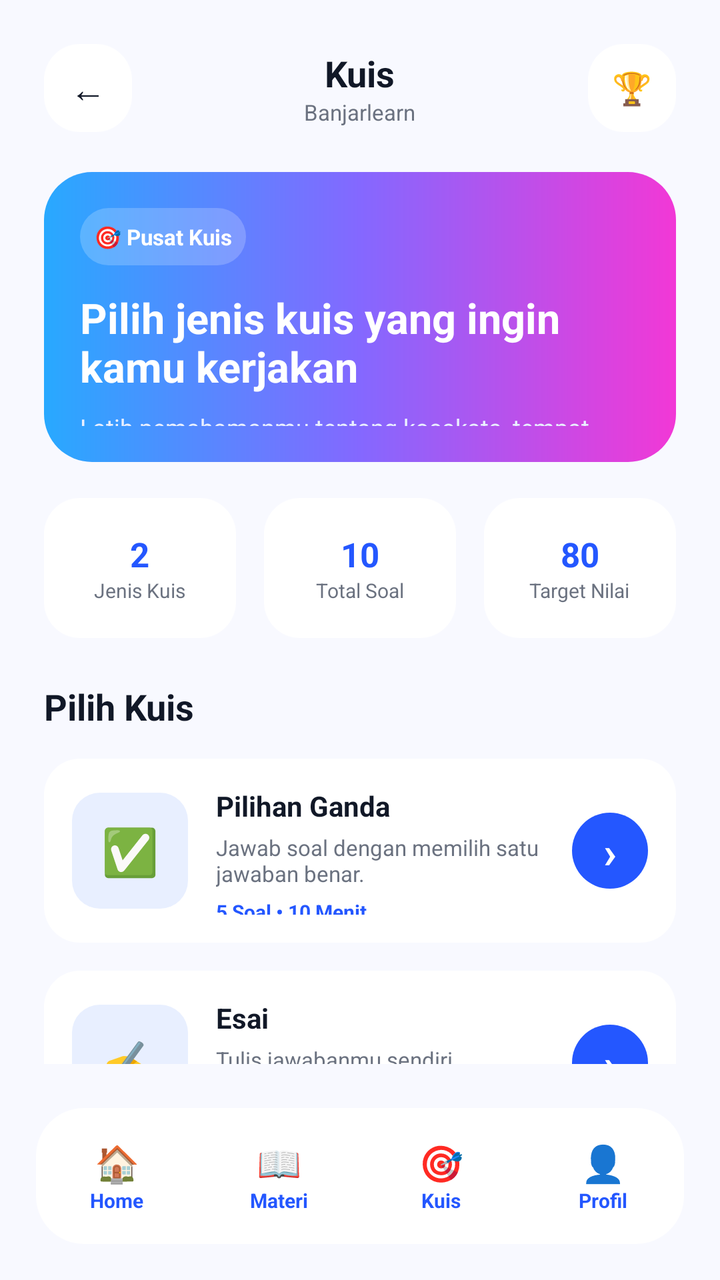
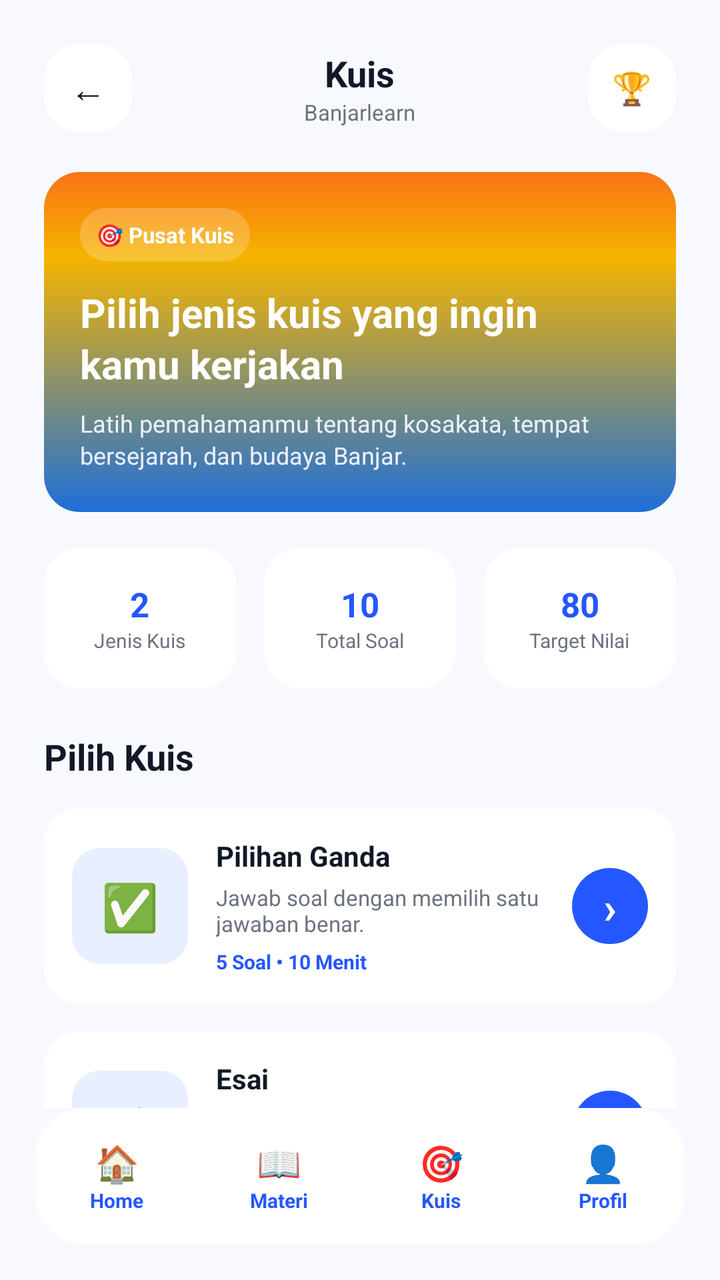

An Android layout rendered at two revisions. The XML below is the earlier revision; the diff shows what the commit changed to produce the second picture.
<!-- AndroidManifest.xml: application theme Theme.Banjarlearn -->
<!-- res/layout/activity_kuis.xml -->
<?xml version="1.0" encoding="utf-8"?>
<FrameLayout xmlns:android="http://schemas.android.com/apk/res/android"
    android:layout_width="match_parent"
    android:layout_height="match_parent"
    android:background="#F8F9FF">

    
    <ScrollView
        android:id="@+id/pageKuis"
        android:layout_width="match_parent"
        android:layout_height="match_parent"
        android:layout_marginBottom="86dp"
        android:padding="22dp"
        android:scrollbars="none">

        <LinearLayout
            android:layout_width="match_parent"
            android:layout_height="wrap_content"
            android:orientation="vertical">

            <LinearLayout
                android:layout_width="match_parent"
                android:layout_height="44dp"
                android:gravity="center_vertical"
                android:orientation="horizontal">

                <TextView
                    android:layout_width="44dp"
                    android:layout_height="44dp"
                    android:background="@drawable/bg_white_round"
                    android:gravity="center"
                    android:text="←"
                    android:textColor="#111827"
                    android:textSize="18sp" />

                <LinearLayout
                    android:layout_width="0dp"
                    android:layout_height="wrap_content"
                    android:layout_weight="1"
                    android:gravity="center"
                    android:orientation="vertical">

                    <TextView
                        android:layout_width="wrap_content"
                        android:layout_height="wrap_content"
                        android:text="Kuis"
                        android:textColor="#111827"
                        android:textSize="18sp"
                        android:textStyle="bold" />

                    <TextView
                        android:layout_width="wrap_content"
                        android:layout_height="wrap_content"
                        android:text="Banjarlearn"
                        android:textColor="#6B7280"
                        android:textSize="11sp" />
                </LinearLayout>

                <TextView
                    android:layout_width="44dp"
                    android:layout_height="44dp"
                    android:background="@drawable/bg_white_round"
                    android:gravity="center"
                    android:text="🏆"
                    android:textSize="16sp" />
            </LinearLayout>

            <LinearLayout
                android:layout_width="match_parent"
                android:layout_height="145dp"
                android:layout_marginTop="20dp"
                android:background="@drawable/bg_gradient_card"
                android:orientation="vertical"
                android:padding="18dp">

                <TextView
                    android:layout_width="wrap_content"
                    android:layout_height="wrap_content"
                    android:background="@drawable/bg_chip_transparent"
                    android:padding="7dp"
                    android:text="🎯 Pusat Kuis"
                    android:textColor="#FFFFFF"
                    android:textSize="11sp"
                    android:textStyle="bold" />

                <TextView
                    android:layout_width="280dp"
                    android:layout_height="wrap_content"
                    android:layout_marginTop="12dp"
                    android:text="Pilih jenis kuis yang ingin kamu kerjakan"
                    android:textColor="#FFFFFF"
                    android:textSize="21sp"
                    android:textStyle="bold" />

                <TextView
                    android:layout_width="280dp"
                    android:layout_height="wrap_content"
                    android:layout_marginTop="8dp"
                    android:text="Latih pemahamanmu tentang kosakata, tempat bersejarah, dan budaya Banjar."
                    android:textColor="#EAF0FF"
                    android:textSize="12sp" />
            </LinearLayout>

            <LinearLayout
                android:layout_width="match_parent"
                android:layout_height="70dp"
                android:layout_marginTop="18dp"
                android:orientation="horizontal"
                android:weightSum="3">

                <LinearLayout
                    android:layout_width="0dp"
                    android:layout_height="match_parent"
                    android:layout_marginEnd="7dp"
                    android:layout_weight="1"
                    android:background="@drawable/bg_white_round"
                    android:gravity="center"
                    android:orientation="vertical">

                    <TextView
                        android:layout_width="wrap_content"
                        android:layout_height="wrap_content"
                        android:text="2"
                        android:textColor="#2457FF"
                        android:textSize="17sp"
                        android:textStyle="bold" />

                    <TextView
                        android:layout_width="wrap_content"
                        android:layout_height="wrap_content"
                        android:text="Jenis Kuis"
                        android:textColor="#6B7280"
                        android:textSize="10sp" />
                </LinearLayout>

                <LinearLayout
                    android:layout_width="0dp"
                    android:layout_height="match_parent"
                    android:layout_marginStart="7dp"
                    android:layout_marginEnd="7dp"
                    android:layout_weight="1"
                    android:background="@drawable/bg_white_round"
                    android:gravity="center"
                    android:orientation="vertical">

                    <TextView
                        android:layout_width="wrap_content"
                        android:layout_height="wrap_content"
                        android:text="10"
                        android:textColor="#2457FF"
                        android:textSize="17sp"
                        android:textStyle="bold" />

                    <TextView
                        android:layout_width="wrap_content"
                        android:layout_height="wrap_content"
                        android:text="Total Soal"
                        android:textColor="#6B7280"
                        android:textSize="10sp" />
                </LinearLayout>

                <LinearLayout
                    android:layout_width="0dp"
                    android:layout_height="match_parent"
                    android:layout_marginStart="7dp"
                    android:layout_weight="1"
                    android:background="@drawable/bg_white_round"
                    android:gravity="center"
                    android:orientation="vertical">

                    <TextView
                        android:layout_width="wrap_content"
                        android:layout_height="wrap_content"
                        android:text="80"
                        android:textColor="#2457FF"
                        android:textSize="17sp"
                        android:textStyle="bold" />

                    <TextView
                        android:layout_width="wrap_content"
                        android:layout_height="wrap_content"
                        android:text="Target Nilai"
                        android:textColor="#6B7280"
                        android:textSize="10sp" />
                </LinearLayout>
            </LinearLayout>

            <TextView
                android:layout_width="match_parent"
                android:layout_height="wrap_content"
                android:layout_marginTop="22dp"
                android:text="Pilih Kuis"
                android:textColor="#111827"
                android:textSize="18sp"
                android:textStyle="bold" />

            <LinearLayout
                android:layout_width="match_parent"
                android:layout_height="92dp"
                android:layout_marginTop="14dp"
                android:background="@drawable/bg_white_round"
                android:gravity="center_vertical"
                android:orientation="horizontal"
                android:padding="14dp">

                <TextView
                    android:layout_width="58dp"
                    android:layout_height="58dp"
                    android:background="@drawable/bg_light_blue_round"
                    android:gravity="center"
                    android:text="✅"
                    android:textSize="23sp" />

                <LinearLayout
                    android:layout_width="0dp"
                    android:layout_height="wrap_content"
                    android:layout_marginStart="14dp"
                    android:layout_weight="1"
                    android:orientation="vertical">

                    <TextView
                        android:layout_width="wrap_content"
                        android:layout_height="wrap_content"
                        android:text="Pilihan Ganda"
                        android:textColor="#111827"
                        android:textSize="14sp"
                        android:textStyle="bold" />

                    <TextView
                        android:layout_width="wrap_content"
                        android:layout_height="wrap_content"
                        android:layout_marginTop="4dp"
                        android:text="Jawab soal dengan memilih satu jawaban benar."
                        android:textColor="#6B7280"
                        android:textSize="11sp" />

                    <TextView
                        android:layout_width="wrap_content"
                        android:layout_height="wrap_content"
                        android:layout_marginTop="5dp"
                        android:text="5 Soal • 10 Menit"
                        android:textColor="#2457FF"
                        android:textSize="10sp"
                        android:textStyle="bold" />
                </LinearLayout>

                <TextView
                    android:layout_width="38dp"
                    android:layout_height="38dp"
                    android:background="@drawable/bg_blue_chip"
                    android:gravity="center"
                    android:text="›"
                    android:textColor="#FFFFFF"
                    android:textSize="22sp"
                    android:textStyle="bold" />
            </LinearLayout>

            <LinearLayout
                android:layout_width="match_parent"
                android:layout_height="92dp"
                android:layout_marginTop="14dp"
                android:background="@drawable/bg_white_round"
                android:gravity="center_vertical"
                android:orientation="horizontal"
                android:padding="14dp">

                <TextView
                    android:layout_width="58dp"
                    android:layout_height="58dp"
                    android:background="@drawable/bg_light_blue_round"
                    android:gravity="center"
                    android:text="✍️"
                    android:textSize="23sp" />

                <LinearLayout
                    android:layout_width="0dp"
                    android:layout_height="wrap_content"
                    android:layout_marginStart="14dp"
                    android:layout_weight="1"
                    android:orientation="vertical">

                    <TextView
                        android:layout_width="wrap_content"
                        android:layout_height="wrap_content"
                        android:text="Esai"
                        android:textColor="#111827"
                        android:textSize="14sp"
                        android:textStyle="bold" />

                    <TextView
                        android:layout_width="wrap_content"
                        android:layout_height="wrap_content"
                        android:layout_marginTop="4dp"
                        android:text="Tulis jawabanmu sendiri berdasarkan materi."
                        android:textColor="#6B7280"
                        android:textSize="11sp" />

                    <TextView
                        android:layout_width="wrap_content"
                        android:layout_height="wrap_content"
                        android:layout_marginTop="5dp"
                        android:text="5 Soal • 15 Menit"
                        android:textColor="#2457FF"
                        android:textSize="10sp"
                        android:textStyle="bold" />
                </LinearLayout>

                <TextView
                    android:layout_width="38dp"
                    android:layout_height="38dp"
                    android:background="@drawable/bg_blue_chip"
                    android:gravity="center"
                    android:text="›"
                    android:textColor="#FFFFFF"
                    android:textSize="22sp"
                    android:textStyle="bold" />
            </LinearLayout>

            <LinearLayout
                android:layout_width="match_parent"
                android:layout_height="92dp"
                android:layout_marginTop="14dp"
                android:background="@drawable/bg_white_round"
                android:gravity="center_vertical"
                android:orientation="horizontal"
                android:padding="14dp">

                <TextView
                    android:layout_width="58dp"
                    android:layout_height="58dp"
                    android:background="@drawable/bg_light_blue_round"
                    android:gravity="center"
                    android:text="🧩"
                    android:textSize="23sp" />

                <LinearLayout
                    android:layout_width="0dp"
                    android:layout_height="wrap_content"
                    android:layout_marginStart="14dp"
                    android:layout_weight="1"
                    android:orientation="vertical">

                    <TextView
                        android:layout_width="wrap_content"
                        android:layout_height="wrap_content"
                        android:text="Campuran"
                        android:textColor="#111827"
                        android:textSize="14sp"
                        android:textStyle="bold" />

                    <TextView
                        android:layout_width="wrap_content"
                        android:layout_height="wrap_content"
                        android:layout_marginTop="4dp"
                        android:text="Gabungan pilihan ganda dan esai."
                        android:textColor="#6B7280"
                        android:textSize="11sp" />

                    <TextView
                        android:layout_width="wrap_content"
                        android:layout_height="wrap_content"
                        android:layout_marginTop="5dp"
                        android:text="10 Soal • 20 Menit"
                        android:textColor="#2457FF"
                        android:textSize="10sp"
                        android:textStyle="bold" />
                </LinearLayout>

                <TextView
                    android:layout_width="38dp"
                    android:layout_height="38dp"
                    android:background="@drawable/bg_blue_chip"
                    android:gravity="center"
                    android:text="›"
                    android:textColor="#FFFFFF"
                    android:textSize="22sp"
                    android:textStyle="bold" />
            </LinearLayout>

            <TextView
                android:layout_width="match_parent"
                android:layout_height="wrap_content"
                android:layout_marginTop="22dp"
                android:text="Riwayat Kuis"
                android:textColor="#111827"
                android:textSize="18sp"
                android:textStyle="bold" />

            <LinearLayout
                android:layout_width="match_parent"
                android:layout_height="74dp"
                android:layout_marginTop="12dp"
                android:background="@drawable/bg_white_round"
                android:gravity="center_vertical"
                android:orientation="horizontal"
                android:padding="15dp">

                <LinearLayout
                    android:layout_width="0dp"
                    android:layout_height="wrap_content"
                    android:layout_weight="1"
                    android:orientation="vertical">

                    <TextView
                        android:layout_width="wrap_content"
                        android:layout_height="wrap_content"
                        android:text="Kosakata Bahasa Banjar"
                        android:textColor="#111827"
                        android:textSize="14sp"
                        android:textStyle="bold" />

                    <TextView
                        android:layout_width="wrap_content"
                        android:layout_height="wrap_content"
                        android:layout_marginTop="4dp"
                        android:text="Terakhir dikerjakan • Nilai cukup baik"
                        android:textColor="#6B7280"
                        android:textSize="11sp" />
                </LinearLayout>

                <TextView
                    android:layout_width="42dp"
                    android:layout_height="42dp"
                    android:background="@drawable/bg_light_blue_round"
                    android:gravity="center"
                    android:text="75"
                    android:textColor="#2457FF"
                    android:textStyle="bold" />
            </LinearLayout>
        </LinearLayout>
    </ScrollView>

    
    <LinearLayout
        android:layout_width="match_parent"
        android:layout_height="68dp"
        android:layout_gravity="bottom"
        android:layout_marginStart="18dp"
        android:layout_marginEnd="18dp"
        android:layout_marginBottom="18dp"
        android:background="@drawable/bg_bottom_nav"
        android:gravity="center"
        android:orientation="horizontal"
        android:weightSum="4">

        <LinearLayout
            android:id="@+id/navHome"
            android:layout_width="0dp"
            android:layout_height="match_parent"
            android:layout_weight="1"
            android:gravity="center"
            android:orientation="vertical">

            <TextView
                android:layout_width="wrap_content"
                android:layout_height="wrap_content"
                android:text="🏠"
                android:textSize="18sp" />

            <TextView
                android:layout_width="wrap_content"
                android:layout_height="wrap_content"
                android:text="Home"
                android:textColor="#2457FF"
                android:textSize="10sp"
                android:textStyle="bold" />
        </LinearLayout>

        <LinearLayout
            android:id="@+id/navMateri"
            android:layout_width="0dp"
            android:layout_height="match_parent"
            android:layout_weight="1"
            android:gravity="center"
            android:orientation="vertical">

            <TextView
                android:layout_width="wrap_content"
                android:layout_height="wrap_content"
                android:text="📖"
                android:textSize="18sp" />

            <TextView
                android:layout_width="wrap_content"
                android:layout_height="wrap_content"
                android:text="Materi"
                android:textColor="#2457FF"
                android:textSize="10sp"
                android:textStyle="bold" />
        </LinearLayout>

        <LinearLayout
            android:id="@+id/navKuis"
            android:layout_width="0dp"
            android:layout_height="match_parent"
            android:layout_weight="1"
            android:gravity="center"
            android:orientation="vertical">

            <TextView
                android:layout_width="wrap_content"
                android:layout_height="wrap_content"
                android:text="🎯"
                android:textSize="18sp" />

            <TextView
                android:layout_width="wrap_content"
                android:layout_height="wrap_content"
                android:text="Kuis"
                android:textColor="#2457FF"
                android:textSize="10sp"
                android:textStyle="bold" />
        </LinearLayout>

        <LinearLayout
            android:id="@+id/navProfil"
            android:layout_width="0dp"
            android:layout_height="match_parent"
            android:layout_weight="1"
            android:gravity="center"
            android:orientation="vertical">

            <TextView
                android:layout_width="wrap_content"
                android:layout_height="wrap_content"
                android:text="👤"
                android:textSize="18sp" />

            <TextView
                android:layout_width="wrap_content"
                android:layout_height="wrap_content"
                android:text="Profil"
                android:textColor="#2457FF"
                android:textSize="10sp"
                android:textStyle="bold" />
        </LinearLayout>
    </LinearLayout>

</FrameLayout>
<!-- resources referenced by this layout -->
<resources>
  <!-- drawable bg_blue_chip (drawable) -->
  <shape xmlns:android="http://schemas.android.com/apk/res/android">
      <solid android:color="#2457FF" />
      <corners android:radius="100dp" />
  </shape>
  <!-- drawable bg_bottom_nav (drawable) -->
  <shape xmlns:android="http://schemas.android.com/apk/res/android">
      <solid android:color="#FFFFFF" />
      <corners android:radius="24dp" />
  </shape>
  <!-- drawable bg_chip_transparent (drawable) -->
  <shape xmlns:android="http://schemas.android.com/apk/res/android">
      <solid android:color="#33FFFFFF" />
      <corners android:radius="100dp" />
  </shape>
  <!-- drawable bg_gradient_card (drawable) -->
  <shape xmlns:android="http://schemas.android.com/apk/res/android">
      <gradient
          android:startColor="#28A9FF"
          android:centerColor="#8468FF"
          android:endColor="#F238D6"
          android:angle="0" />
      <corners android:radius="24dp" />
  </shape>
  <!-- drawable bg_light_blue_round (drawable) -->
  <shape xmlns:android="http://schemas.android.com/apk/res/android">
      <solid android:color="#E8EFFF" />
      <corners android:radius="14dp" />
  </shape>
  <!-- drawable bg_white_round (drawable) -->
  <shape xmlns:android="http://schemas.android.com/apk/res/android">
      <solid android:color="#FFFFFF" />
      <corners android:radius="18dp" />
  </shape>
  <style name="Theme.Banjarlearn" parent="Base.Theme.Banjarlearn" />
  <style name="Base.Theme.Banjarlearn" parent="Theme.Material3.DayNight.NoActionBar">
          
          
      </style>
</resources>

<!-- the commit's change to res/layout/activity_kuis.xml (unified diff, before → after) -->
@@ -10,13 +10,19 @@
         android:layout_width="match_parent"
         android:layout_height="match_parent"
         android:layout_marginBottom="86dp"
-        android:padding="22dp"
+        android:paddingStart="22dp"
+        android:paddingTop="22dp"
+        android:paddingEnd="22dp"
+        android:paddingBottom="36dp"
+        android:fillViewport="true"
+        android:clipToPadding="false"
         android:scrollbars="none">
 
         <LinearLayout
             android:layout_width="match_parent"
             android:layout_height="wrap_content"
-            android:orientation="vertical">
+            android:orientation="vertical"
+            android:paddingBottom="80dp">
 
             <LinearLayout
                 android:layout_width="match_parent"
@@ -67,38 +73,47 @@
 
             <LinearLayout
                 android:layout_width="match_parent"
-                android:layout_height="145dp"
+                android:layout_height="wrap_content"
+                android:minHeight="170dp"
                 android:layout_marginTop="20dp"
                 android:background="@drawable/bg_gradient_card"
                 android:orientation="vertical"
-                android:padding="18dp">
+                android:paddingStart="18dp"
+                android:paddingTop="18dp"
+                android:paddingEnd="18dp"
+                android:paddingBottom="18dp">
 
                 <TextView
                     android:layout_width="wrap_content"
                     android:layout_height="wrap_content"
                     android:background="@drawable/bg_chip_transparent"
-                    android:padding="7dp"
+                    android:paddingStart="8dp"
+                    android:paddingTop="6dp"
+                    android:paddingEnd="8dp"
+                    android:paddingBottom="6dp"
                     android:text="🎯 Pusat Kuis"
                     android:textColor="#FFFFFF"
                     android:textSize="11sp"
                     android:textStyle="bold" />
 
                 <TextView
-                    android:layout_width="280dp"
+                    android:layout_width="match_parent"
                     android:layout_height="wrap_content"
                     android:layout_marginTop="12dp"
                     android:text="Pilih jenis kuis yang ingin kamu kerjakan"
                     android:textColor="#FFFFFF"
-                    android:textSize="21sp"
-                    android:textStyle="bold" />
-
-                <TextView
-                    android:layout_width="280dp"
+                    android:textSize="20sp"
+                    android:textStyle="bold"
+                    android:lineSpacingExtra="2dp" />
+
+                <TextView
+                    android:layout_width="match_parent"
                     android:layout_height="wrap_content"
                     android:layout_marginTop="8dp"
                     android:text="Latih pemahamanmu tentang kosakata, tempat bersejarah, dan budaya Banjar."
                     android:textColor="#EAF0FF"
-                    android:textSize="12sp" />
+                    android:textSize="12sp"
+                    android:lineSpacingExtra="2dp" />
             </LinearLayout>
 
             <LinearLayout
@@ -196,7 +211,8 @@
 
             <LinearLayout
                 android:layout_width="match_parent"
-                android:layout_height="92dp"
+                android:layout_height="wrap_content"
+                android:minHeight="92dp"
                 android:layout_marginTop="14dp"
                 android:background="@drawable/bg_white_round"
                 android:gravity="center_vertical"
@@ -219,20 +235,22 @@
                     android:orientation="vertical">
 
                     <TextView
-                        android:layout_width="wrap_content"
+                        android:layout_width="match_parent"
                         android:layout_height="wrap_content"
                         android:text="Pilihan Ganda"
                         android:textColor="#111827"
                         android:textSize="14sp"
-                        android:textStyle="bold" />
-
-                    <TextView
-                        android:layout_width="wrap_content"
+                        android:textStyle="bold"
+                        android:maxLines="1" />
+
+                    <TextView
+                        android:layout_width="match_parent"
                         android:layout_height="wrap_content"
                         android:layout_marginTop="4dp"
                         android:text="Jawab soal dengan memilih satu jawaban benar."
                         android:textColor="#6B7280"
-                        android:textSize="11sp" />
+                        android:textSize="11sp"
+                        android:maxLines="2" />
 
                     <TextView
                         android:layout_width="wrap_content"
@@ -257,7 +275,8 @@
 
             <LinearLayout
                 android:layout_width="match_parent"
-                android:layout_height="92dp"
+                android:layout_height="wrap_content"
+                android:minHeight="92dp"
                 android:layout_marginTop="14dp"
                 android:background="@drawable/bg_white_round"
                 android:gravity="center_vertical"
@@ -280,20 +299,22 @@
                     android:orientation="vertical">
 
                     <TextView
-                        android:layout_width="wrap_content"
+                        android:layout_width="match_parent"
                         android:layout_height="wrap_content"
                         android:text="Esai"
                         android:textColor="#111827"
                         android:textSize="14sp"
-                        android:textStyle="bold" />
-
-                    <TextView
-                        android:layout_width="wrap_content"
+                        android:textStyle="bold"
+                        android:maxLines="1" />
+
+                    <TextView
+                        android:layout_width="match_parent"
                         android:layout_height="wrap_content"
                         android:layout_marginTop="4dp"
                         android:text="Tulis jawabanmu sendiri berdasarkan materi."
                         android:textColor="#6B7280"
-                        android:textSize="11sp" />
+                        android:textSize="11sp"
+                        android:maxLines="2" />
 
                     <TextView
                         android:layout_width="wrap_content"
@@ -318,7 +339,8 @@
 
             <LinearLayout
                 android:layout_width="match_parent"
-                android:layout_height="92dp"
+                android:layout_height="wrap_content"
+                android:minHeight="92dp"
                 android:layout_marginTop="14dp"
                 android:background="@drawable/bg_white_round"
                 android:gravity="center_vertical"
@@ -341,20 +363,22 @@
                     android:orientation="vertical">
 
                     <TextView
-                        android:layout_width="wrap_content"
+                        android:layout_width="match_parent"
                         android:layout_height="wrap_content"
                         android:text="Campuran"
                         android:textColor="#111827"
                         android:textSize="14sp"
-                        android:textStyle="bold" />
-
-                    <TextView
-                        android:layout_width="wrap_content"
+                        android:textStyle="bold"
+                        android:maxLines="1" />
+
+                    <TextView
+                        android:layout_width="match_parent"
                         android:layout_height="wrap_content"
                         android:layout_marginTop="4dp"
                         android:text="Gabungan pilihan ganda dan esai."
                         android:textColor="#6B7280"
-                        android:textSize="11sp" />
+                        android:textSize="11sp"
+                        android:maxLines="2" />
 
                     <TextView
                         android:layout_width="wrap_content"
@@ -388,7 +412,8 @@
 
             <LinearLayout
                 android:layout_width="match_parent"
-                android:layout_height="74dp"
+                android:layout_height="wrap_content"
+                android:minHeight="74dp"
                 android:layout_marginTop="12dp"
                 android:background="@drawable/bg_white_round"
                 android:gravity="center_vertical"
@@ -402,20 +427,22 @@
                     android:orientation="vertical">
 
                     <TextView
-                        android:layout_width="wrap_content"
+                        android:layout_width="match_parent"
                         android:layout_height="wrap_content"
                         android:text="Kosakata Bahasa Banjar"
                         android:textColor="#111827"
                         android:textSize="14sp"
-                        android:textStyle="bold" />
-
-                    <TextView
-                        android:layout_width="wrap_content"
+                        android:textStyle="bold"
+                        android:maxLines="1" />
+
+                    <TextView
+                        android:layout_width="match_parent"
                         android:layout_height="wrap_content"
                         android:layout_marginTop="4dp"
                         android:text="Terakhir dikerjakan • Nilai cukup baik"
                         android:textColor="#6B7280"
-                        android:textSize="11sp" />
+                        android:textSize="11sp"
+                        android:maxLines="2" />
                 </LinearLayout>
 
                 <TextView
<!-- resource entries referenced after the edit -->
@@ -16,13 +16,19 @@
       <corners android:radius="100dp" />
   </shape>
   <!-- drawable bg_gradient_card (drawable) -->
+  <?xml version="1.0" encoding="utf-8"?>
   <shape xmlns:android="http://schemas.android.com/apk/res/android">
+  
       <gradient
-          android:startColor="#28A9FF"
-          android:centerColor="#8468FF"
-          android:endColor="#F238D6"
-          android:angle="0" />
-      <corners android:radius="24dp" />
+          android:type="linear"
+          android:startColor="#F97316"
+          android:centerColor="#F5B400"
+          android:endColor="#1E6FD9"
+          android:angle="270"
+          android:centerY="0.25" />
+  
+      <corners android:radius="18dp" />
+  
   </shape>
   <!-- drawable bg_light_blue_round (drawable) -->
   <shape xmlns:android="http://schemas.android.com/apk/res/android">
